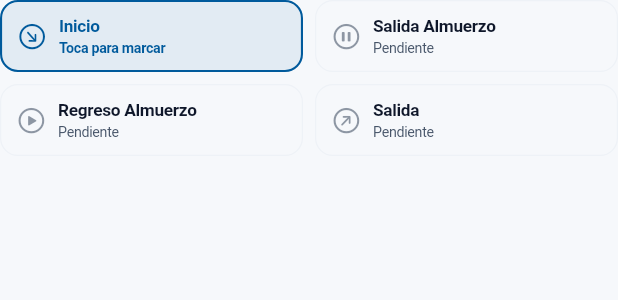
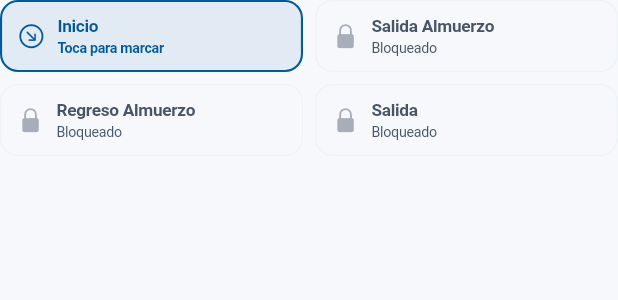
Before and after one commit to emmahiguita/smartattendance, a Flutter app: the ServiciudadHeroCard widget shown alone on an empty page, opened directly with empty values, on a phone screen of 412 x 824 dp. Shown: the top 300 px of the screen. Run offline on Flutter 3.47's test engine with Material 3 defaults, Android fonts, the phone set to English and light mode, and no system bars; our stand-ins replace camera, connectivity_plus, dio, equatable, fl_chart, flutter_animate and 14 more; missing offline and left inert: geolocator_platform_interface, google_mlkit_face_detection, mobile_scanner; accounts and stored records are empty; network calls fail.

Commit message:
fix(attendance): enforce strict sequential journey marks and sync user add/delete with login (<200 lines)

```diff
--- a/smartattendance_app/lib/features/attendance/presentation/screens/home_screen.dart
+++ b/smartattendance_app/lib/features/attendance/presentation/screens/home_screen.dart
@@ -100,7 +100,7 @@ class _HomeScreenState extends ConsumerState<HomeScreen> {
       }
       target ??= actor.isAdmin ? workers.firstOrNull : null;
       if (target != null && (requestedType != null || !actor.isAdmin) && mounted) {
-        await Navigator.push<void>(context, MaterialPageRoute(builder: (_) => PhotoCaptureScreen(worker: target!, initialType: requestedType ?? 'Ingreso')));
+        await Navigator.push<void>(context, MaterialPageRoute(builder: (_) => PhotoCaptureScreen(worker: target!, initialType: requestedType ?? 'entrada')));
         if (mounted) { ref.invalidate(localDayHistoryProvider); ref.invalidate(localWorkersProvider); }
         return;
       }
--- a/smartattendance_app/lib/features/attendance/presentation/widgets/serviciudad_hero_card.dart
+++ b/smartattendance_app/lib/features/attendance/presentation/widgets/serviciudad_hero_card.dart
@@ -1,12 +1,15 @@
 // ============================================================================
 // ARCHIVO: serviciudad_hero_card.dart
-// QUÉ HACE: Panel transparente con los 4 botones pequeños de marcación:
-//           1. Inicio (Entrada), 2. Salida Almuerzo, 3. Regreso, 4. Salida.
-// CÓMO FUNCIONA: Muestra cada botón pequeño, transparente, con su estado real:
-//                hora registrada, activo para el siguiente turno o pendiente.
-// POR QUÉ: Atiende la directiva: "DEPURA ESA CARD DEBE SER TRANSPARENTE TODO,
-//          EL BOTON DE INICIO, SALIDA REGRESO A ALMORZAR Y SALIDA DEBE SER
-//          PEQUEÑO, CORRIGE COMPONENTES NO DEBEN SER REDUNDANTES" (< 155 líneas).
+// QUÉ HACE: Panel con los 4 botones compactos de marcación de la jornada:
+//           1. Inicio (`entrada`), 2. Salida Almuerzo (`salida_almuerzo`),
+//           3. Regreso Almuerzo (`regreso_almuerzo`), 4. Salida (`salida`).
+// CÓMO FUNCIONA:
+// - Calcula el estado real de hoy y habilita ÚNICAMENTE el botón que
+//   corresponde al paso actual (`nextTipo`).
+// - Bloquea el toque en botones ya marcados (`isDone`) o fuera de orden
+//   (`!isActive`), mostrando un aviso claro si el usuario intenta saltar pasos.
+// POR QUÉ: Corrige el bug que permitía tocar Salida, Regreso o Almuerzo sin
+//          haber marcado Entrada o repetir Salida (< 180 líneas).
 // ============================================================================
 
 import 'package:flutter/cupertino.dart';
@@ -23,13 +26,27 @@ class ServiciudadHeroCard extends StatelessWidget {
   final List<AttendanceEntity> records;
   final ValueChanged<String> onTap;
 
+  void _notifyBlocked(BuildContext context, String message) {
+    ScaffoldMessenger.of(context)
+      ..hideCurrentSnackBar()
+      ..showSnackBar(
+        SnackBar(
+          content: Text(message, style: const TextStyle(fontSize: 12.5, fontWeight: FontWeight.w600)),
+          backgroundColor: AppColors.warning,
+          behavior: SnackBarBehavior.floating,
+          duration: const Duration(seconds: 2),
+        ),
+      );
+  }
+
   @override
   Widget build(BuildContext context) {
     final now = DateTime.now();
     final today = records.where((r) {
       final l = r.fecha.toLocal();
       return l.year == now.year && l.month == now.month && l.day == now.day;
-    }).toList()..sort((a, b) => a.hora.compareTo(b.hora));
+    }).toList()
+      ..sort((a, b) => a.hora.compareTo(b.hora));
 
     final lastMark = today.isNotEmpty ? today.last.tipo.toLowerCase() : '';
     final nextTipo = MarkSequence.next(lastMark);
@@ -51,7 +68,7 @@ class ServiciudadHeroCard extends StatelessWidget {
                 title: 'Inicio',
                 icon: CupertinoIcons.arrow_down_right_circle,
                 record: entrada,
-                isActive: nextTipo == 'entrada',
+                nextTipo: nextTipo,
               ),
             ),
             const SizedBox(width: 8),
@@ -62,7 +79,7 @@ class ServiciudadHeroCard extends StatelessWidget {
                 title: 'Salida Almuerzo',
                 icon: CupertinoIcons.pause_circle,
                 record: salidaAlm,
-                isActive: nextTipo == 'salida_almuerzo',
+                nextTipo: nextTipo,
               ),
             ),
           ],
@@ -77,7 +94,7 @@ class ServiciudadHeroCard extends StatelessWidget {
                 title: 'Regreso Almuerzo',
                 icon: CupertinoIcons.play_circle,
                 record: regresoAlm,
-                isActive: nextTipo == 'regreso_almuerzo',
+                nextTipo: nextTipo,
               ),
             ),
             const SizedBox(width: 8),
@@ -88,7 +105,7 @@ class ServiciudadHeroCard extends StatelessWidget {
                 title: 'Salida',
                 icon: CupertinoIcons.arrow_up_right_circle,
                 record: salida,
-                isActive: nextTipo == 'salida',
+                nextTipo: nextTipo,
               ),
             ),
           ],
@@ -103,10 +120,11 @@ class ServiciudadHeroCard extends StatelessWidget {
     required String title,
     required IconData icon,
     required AttendanceEntity? record,
-    required bool isActive,
+    required String nextTipo,
   }) {
     final isDark = context.isDark;
     final isDone = record != null;
+    final isActive = !isDone && nextTipo == tipo;
     final timeStr = isDone ? DateFormat('h:mm a').format(record.hora.toLocal()) : null;
 
     final Color borderColor = isDone
@@ -115,13 +133,28 @@ class ServiciudadHeroCard extends StatelessWidget {
     final Color bgColor = isDone
         ? AppColors.success.withValues(alpha: isDark ? 0.12 : 0.05)
         : (isActive ? AppColors.primary.withValues(alpha: isDark ? 0.18 : 0.08) : Colors.transparent);
-    final Color iconColor = isDone ? AppColors.success : (isActive ? AppColors.primary : context.cTextSecondary.withValues(alpha: 0.6));
-    final String label = isDone ? '$timeStr  ✓' : (isActive ? 'Toca para marcar' : 'Pendiente');
+    final Color iconColor = isDone
+        ? AppColors.success
+        : (isActive ? AppColors.primary : context.cTextSecondary.withValues(alpha: 0.45));
+    final String label = isDone ? '$timeStr  ✓' : (isActive ? 'Toca para marcar' : 'Bloqueado');
 
     return Material(
       color: Colors.transparent,
       child: InkWell(
-        onTap: () => onTap(tipo),
+        onTap: () {
+          if (isDone) {
+            _notifyBlocked(context, 'Ya registraste "$title" hoy a las $timeStr.');
+            return;
+          }
+          if (!isActive) {
+            final msg = nextTipo.isEmpty
+                ? 'Tu jornada de hoy ya finalizó con tu Salida.'
+                : 'Orden de jornada: primero debes marcar "${MarkSequence.labelOf(nextTipo)}".';
+            _notifyBlocked(context, msg);
+            return;
+          }
+          onTap(tipo);
+        },
         borderRadius: BorderRadius.circular(12),
         child: Container(
           height: 48,
@@ -133,7 +166,11 @@ class ServiciudadHeroCard extends StatelessWidget {
           ),
           child: Row(
             children: [
-              Icon(isDone ? CupertinoIcons.checkmark_alt_circle_fill : icon, size: 20, color: iconColor),
+              Icon(
+                isDone ? CupertinoIcons.checkmark_alt_circle_fill : (isActive ? icon : CupertinoIcons.lock_fill),
+                size: 19,
+                color: iconColor,
+              ),
               const SizedBox(width: 8),
               Expanded(
                 child: Column(
@@ -145,7 +182,7 @@ class ServiciudadHeroCard extends StatelessWidget {
                       style: TextStyle(
                         fontSize: 11.5,
                         fontWeight: FontWeight.bold,
-                        color: isDone ? AppColors.success : (isActive ? AppColors.primary : context.cTextPrimary),
+                        color: isDone ? AppColors.success : (isActive ? AppColors.primary : context.cTextSecondary),
                         letterSpacing: -0.2,
                       ),
                       maxLines: 1,
--- a/smartattendance_app/lib/features/photo_attendance/domain/mark_sequence.dart
+++ b/smartattendance_app/lib/features/photo_attendance/domain/mark_sequence.dart
@@ -1,47 +1,77 @@
-// lib/features/photo_attendance/domain/mark_sequence.dart
+// ============================================================================
+// ARCHIVO: mark_sequence.dart
+// QUÉ HACE: Define y valida de forma estricta la secuencia única de una
+//           jornada laboral diaria:
+//           1. `entrada` (Inicio)
+//           2. `salida_almuerzo` (Salida a almuerzo)
+//           3. `regreso_almuerzo` (Regreso de almuerzo)
+//           4. `salida` (Salida final - cierra la jornada del día)
+// CÓMO FUNCIONA:
+// - `allowed` mapea la última marca del día hacia la única marca siguiente
+//   válida. Cuando ya se marcó `salida`, retorna lista vacía `[]` porque la
+//   jornada del día está cerrada.
+// - `validate` lanza `FormatException` descriptiva si se intenta saltar un
+//   paso, repetir una marca o marcar `salida` sin haber iniciado jornada.
+// POR QUÉ: Corrige el bug que permitía marcar Salida, Almuerzo o Regreso sin
+//          orden lógico o repetir Salida en una misma jornada (< 85 líneas).
+// ============================================================================
+
 import '../../../../core/utils/attendance_type.dart';
 
-/// ============================================================================
-/// DOMINIO: MarkSequence (fuente única de "¿qué marca sigue?")
-/// ============================================================================
-/// QUÉ HACE:
-/// Sugiere el orden natural de la jornada:
-///   Entrada → Inicio almuerzo → Regreso almuerzo → Salida → (nueva Entrada)
-///
-/// CÓMO FUNCIONA:
-/// [allowed] mapea "última marca" → "marcas permitidas"; la PRIMERA de cada
-/// lista es la sugerida ([next]). Una última marca desconocida (p. ej. un
-/// 'hora_extra_*' antiguo) se trata como "sin marca" → sugiere Entrada.
-///
-/// POR QUÉ:
-/// Antes Home, la lista de trabajadores y el directorio calculaban "la
-/// siguiente marca" cada uno a su manera (código duplicado y resultados
-/// distintos). Ahora todos llaman a [next]. Las horas extras NO están:
-/// las decide el administrador, no el trabajador marcando.
-/// ============================================================================
 abstract final class MarkSequence {
-  /// Transiciones de la jornada. Clave '' = todavía no hay marcas.
+  /// Transiciones estrictas paso a paso dentro de una jornada diaria.
   static const allowed = <String, List<String>>{
-    '': ['entrada', 'salida_almuerzo', 'regreso_almuerzo', 'salida'],
-    'entrada': ['salida_almuerzo', 'salida', 'regreso_almuerzo'],
-    'salida_almuerzo': ['regreso_almuerzo', 'salida'],
-    'regreso_almuerzo': ['salida', 'salida_almuerzo'],
-    'salida': ['entrada'],
+    '': ['entrada'],
+    'entrada': ['salida_almuerzo'],
+    'salida_almuerzo': ['regreso_almuerzo'],
+    'regreso_almuerzo': ['salida'],
+    'salida': <String>[],
   };
 
-  /// Marcas permitidas después de [last] (desconocida → como si no hubiera).
-  static List<String> options(String? last) =>
-      allowed[last ?? ''] ?? allowed['']!;
+  /// QUÉ HACE: Devuelve las marcas permitidas después de `last`.
+  static List<String> options(String? last) {
+    final key = (last ?? '').trim().toLowerCase();
+    return allowed[key] ?? const ['entrada'];
+  }
 
-  /// Marca sugerida después de [last]. Ej.: next('entrada') = 'salida_almuerzo'.
-  static String next(String? last) => options(last).first;
+  /// QUÉ HACE: Devuelve el siguiente paso obligatorio de la jornada, o `''`
+  ///           si la jornada de hoy ya concluyó con `salida`.
+  static String next(String? last) {
+    final opts = options(last);
+    return opts.isEmpty ? '' : opts.first;
+  }
 
-  /// Valida que [next] sea un tipo conocido. Acepta los tipos antiguos para
-  /// que el cálculo de totales del historial no falle con registros viejos;
-  /// la escritura de marcas NUEVAS se restringe aparte con [attendanceTypes].
-  static void validate(String? previous, String next) {
-    if (!knownAttendanceTypes.contains(next)) {
-      throw FormatException('Tipo de marcación no reconocido: $next');
+  /// QUÉ HACE: Nombre legible en español para mensajes de validación.
+  static String labelOf(String type) => switch (type.trim().toLowerCase()) {
+        'entrada' => 'Inicio (Entrada)',
+        'salida_almuerzo' => 'Salida a Almuerzo',
+        'regreso_almuerzo' => 'Regreso de Almuerzo',
+        'salida' => 'Salida Final',
+        _ => 'Jornada Completada',
+      };
+
+  /// QUÉ HACE: Valida estrictamente que `nextType` sea el paso que sigue a `previous`.
+  static void validate(String? previous, String nextType) {
+    final cleanNext = nextType.trim().toLowerCase();
+    if (!knownAttendanceTypes.contains(cleanNext)) {
+      throw FormatException('Tipo de marcación no reconocido: $nextType');
+    }
+    final cleanPrev = (previous ?? '').trim().toLowerCase();
+    if (cleanPrev == 'salida') {
+      throw const FormatException(
+        'La jornada de hoy ya fue cerrada con tu Salida. No puedes registrar más marcas hoy.',
+      );
+    }
+    final expected = next(cleanPrev);
+    if (cleanNext != expected) {
+      if (cleanPrev.isEmpty) {
+        throw const FormatException(
+          'No puedes marcar Almuerzo ni Salida sin haber registrado primero tu Inicio (Entrada).',
+        );
+      }
+      throw FormatException(
+        'Orden de jornada inválido: tu última marca fue "${labelOf(cleanPrev)}", por lo tanto debes registrar "${labelOf(expected)}".',
+      );
     }
   }
 }
```
Also changed, not shown: smartattendance_app/lib/features/photo_attendance/data/local_admin_store.dart (+41 -18 lines), smartattendance_app/lib/features/photo_attendance/data/photo_mark_writer.dart (+52 -56 lines), smartattendance_app/lib/features/photo_attendance/data/photo_repository.dart (+53 -34 lines), smartattendance_app/lib/features/photo_attendance/presentation/worker_assignment_dialog.dart (+50 -16 lines).
